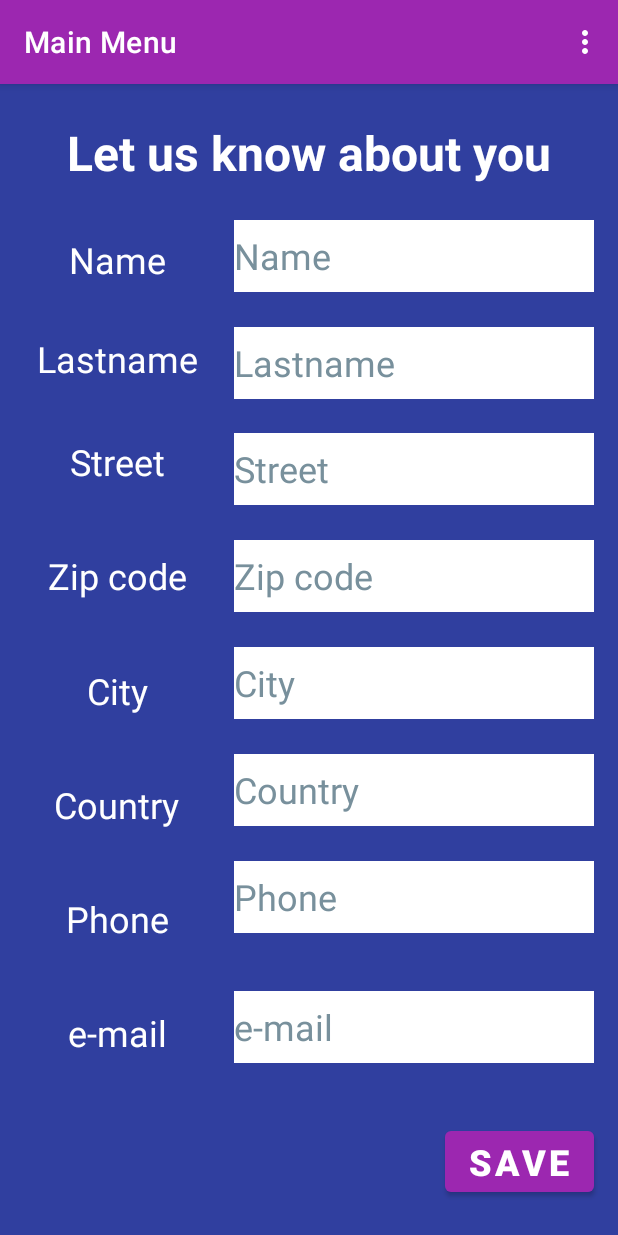
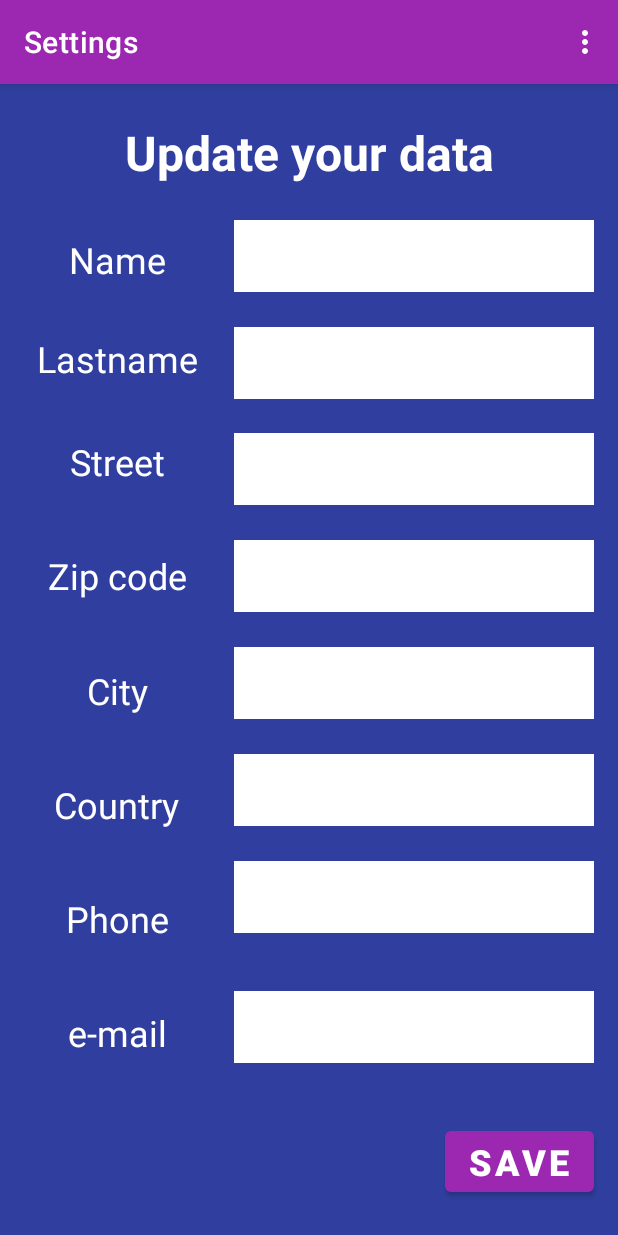
Before and after one commit to Damian-Chowanski/EngineeringThesis, an Android app: the SetingsActivity screen opened directly, with no data from a screen before it, on a phone screen of 412 x 824 dp. Run offline under Robolectric (Android 15) with nearby library versions, the phone set to English and light mode, and no system bars; our stand-ins replace Firebase (no records; nobody signed in at launch, a user with empty details on screens opened directly); 8 statements that could not run were skipped.

Commit message:
Settings layout updated

```diff
--- a/app/src/main/res/layout/activity_setings.xml
+++ b/app/src/main/res/layout/activity_setings.xml
@@ -16,23 +16,24 @@
             android:background="@color/secondary"
             android:layout_width="match_parent"
             android:layout_height="?attr/actionBarSize"
-            app:title="Main Menu"
+            app:title="Settings"
             app:menu="@menu/top_app_bar"
             style="@style/Widget.MaterialComponents.Toolbar.Primary">
 
         </com.google.android.material.appbar.MaterialToolbar>
 
     </com.google.android.material.appbar.AppBarLayout>
+
     <androidx.constraintlayout.widget.ConstraintLayout
         android:layout_width="match_parent"
         android:layout_height="match_parent">
 
         <TextView
-            android:id="@+id/tv_information"
+            android:id="@+id/tv_update"
             android:layout_width="wrap_content"
             android:layout_height="wrap_content"
             android:layout_marginTop="80dp"
-            android:text="@string/let_us_know_about_you"
+            android:text="@string/update_data"
             android:textColor="@color/white"
             android:textSize="32sp"
             android:textStyle="bold"
@@ -50,7 +51,7 @@
             android:textSize="24sp"
             app:layout_constraintEnd_toStartOf="@+id/et_firstname"
             app:layout_constraintStart_toStartOf="parent"
-            app:layout_constraintTop_toBottomOf="@+id/tv_information"
+            app:layout_constraintTop_toBottomOf="@+id/tv_update"
             app:layout_constraintBottom_toTopOf="@id/tv_lastname"
             tools:layout_editor_absoluteY="223dp" />
 
@@ -60,15 +61,12 @@
             android:layout_height="wrap_content"
             android:layout_marginEnd="16dp"
             android:background="@color/white"
-            android:hint="@string/name"
-            android:importantForAutofill="no"
             android:inputType="text"
             android:minHeight="48dp"
-            android:textColorHint="#78909C"
             android:textSize="24sp"
             app:layout_constraintBottom_toTopOf="@+id/et_lastname"
             app:layout_constraintEnd_toEndOf="parent"
-            app:layout_constraintTop_toBottomOf="@+id/tv_information"
+            app:layout_constraintTop_toBottomOf="@+id/tv_update"
             tools:ignore="DuplicateSpeakableTextCheck" />
 
         <TextView
@@ -89,11 +87,8 @@
             android:layout_height="wrap_content"
             android:layout_marginEnd="16dp"
             android:background="@color/white"
-            android:hint="@string/lastname"
-            android:importantForAutofill="no"
             android:inputType="text"
             android:minHeight="48dp"
-            android:textColorHint="#78909C"
             android:textSize="24sp"
             app:layout_constraintBottom_toTopOf="@id/et_street"
             app:layout_constraintEnd_toEndOf="parent"
@@ -118,11 +113,8 @@
             android:layout_height="wrap_content"
             android:layout_marginEnd="16dp"
             android:background="@color/white"
-            android:hint="@string/street"
-            android:importantForAutofill="no"
             android:inputType="text"
             android:minHeight="48dp"
-            android:textColorHint="#78909C"
             android:textSize="24sp"
             app:layout_constraintBottom_toTopOf="@id/et_zip_code"
             app:layout_constraintEnd_toEndOf="parent"
@@ -147,11 +139,8 @@
             android:layout_height="wrap_content"
             android:layout_marginEnd="16dp"
             android:background="@color/white"
-            android:hint="@string/zip_code"
-            android:importantForAutofill="no"
             android:inputType="text"
             android:minHeight="48dp"
-            android:textColorHint="#78909C"
             android:textSize="24sp"
             app:layout_constraintBottom_toTopOf="@id/et_city"
             app:layout_constraintEnd_toEndOf="parent"
@@ -177,11 +166,8 @@
             android:layout_height="wrap_content"
             android:layout_marginEnd="16dp"
             android:background="@color/white"
-            android:hint="@string/city"
-            android:importantForAutofill="no"
             android:inputType="text"
             android:minHeight="48dp"
-            android:textColorHint="#78909C"
             android:textSize="24sp"
             app:layout_constraintBottom_toTopOf="@+id/et_country"
             app:layout_constraintEnd_toEndOf="parent"
@@ -206,16 +192,13 @@
             android:layout_height="wrap_content"
             android:layout_marginEnd="16dp"
             android:background="@color/white"
-            android:hint="@string/country"
             android:inputType="text"
             android:minHeight="48dp"
-            android:textColorHint="#78909C"
             android:textSize="24sp"
+            app:layout_constraintTop_toBottomOf="@id/et_city"
             app:layout_constraintBottom_toTopOf="@+id/et_phone_number"
             app:layout_constraintEnd_toEndOf="parent"
-            app:layout_constraintTop_toBottomOf="@id/et_city"
-            tools:ignore="DuplicateSpeakableTextCheck"
-            android:autofillHints="" />
+            tools:ignore="DuplicateSpeakableTextCheck"/>
 
         <TextView
             android:id="@+id/tv_phone_number"
@@ -235,12 +218,9 @@
             android:layout_height="wrap_content"
             android:layout_marginEnd="16dp"
             android:layout_marginBottom="16dp"
-            android:autofillHints=""
             android:background="@color/white"
-            android:hint="@string/phone_number"
             android:inputType="phone"
             android:minHeight="48dp"
-            android:textColorHint="#78909C"
             android:textSize="24sp"
             app:layout_constraintBottom_toTopOf="@+id/et_email"
             app:layout_constraintEnd_toEndOf="parent"
@@ -265,17 +245,13 @@
             android:layout_height="wrap_content"
             android:layout_marginEnd="16dp"
             android:layout_marginBottom="16dp"
-            android:autofillHints=""
             android:background="@color/white"
-            android:hint="@string/emailbox_hint"
             android:inputType="textEmailAddress"
             android:minHeight="48dp"
-            android:textColorHint="#78909C"
             android:textSize="24sp"
             app:layout_constraintBottom_toTopOf="@+id/btn_save"
             app:layout_constraintEnd_toEndOf="parent"
-            app:layout_constraintTop_toBottomOf="@id/et_phone_number"
-            tools:ignore="DuplicateSpeakableTextCheck" />
+            app:layout_constraintTop_toBottomOf="@id/et_phone_number" />
 
         <Button
             android:id="@+id/btn_save"
--- a/app/src/main/res/values/strings.xml
+++ b/app/src/main/res/values/strings.xml
@@ -26,4 +26,5 @@
     <string name="logout">LOGOUT</string>
     <string name="logout_for_text">Logout</string>
     <string name="settings">Settings</string>
+    <string name="update_data">Update your data</string>
 </resources>
```
